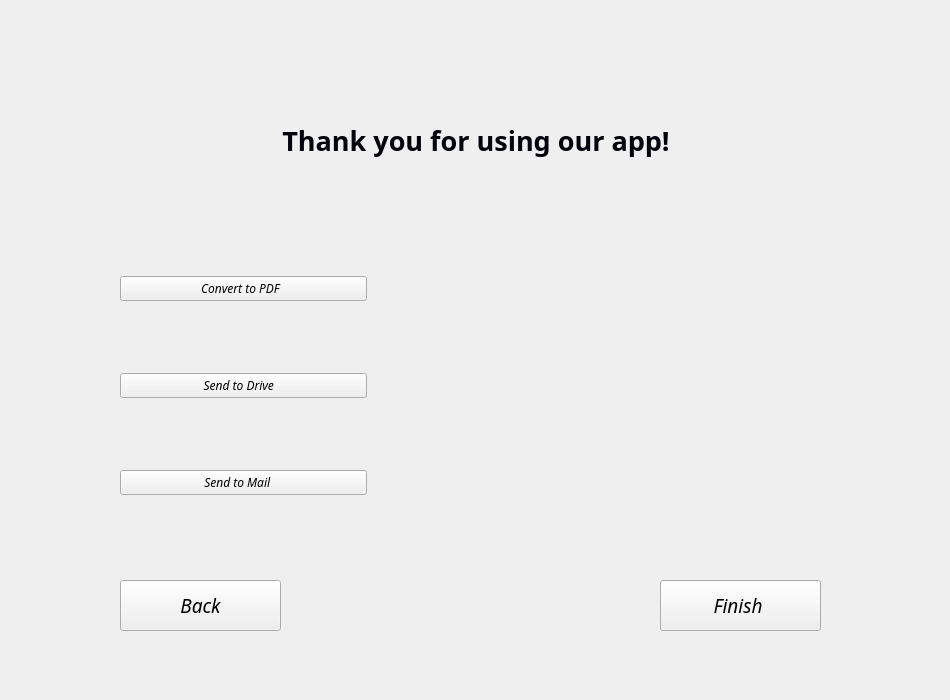
The window that Descan/forms/mainwindow.ui (ratspeaker/descan) describes before a commit, drawn with Qt 5.
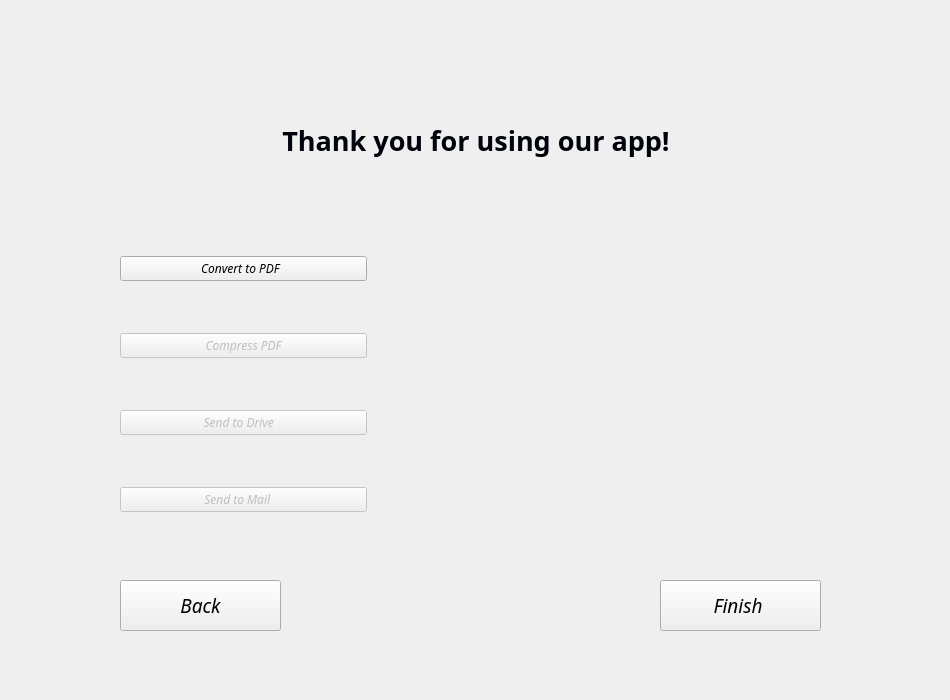
The same window after the commit. Icons and pictures are not drawn.

Commit message: feat: Compress PDF implemented

```diff
--- a/Descan/forms/mainwindow.ui
+++ b/Descan/forms/mainwindow.ui
@@ -974,8 +974,37 @@
         </property>
        </widget>
       </item>
+      <item>
+       <widget class="QPushButton" name="pbCompress">
+        <property name="enabled">
+         <bool>false</bool>
+        </property>
+        <property name="font">
+         <font>
+          <family>Ubuntu Condensed</family>
+          <italic>true</italic>
+         </font>
+        </property>
+        <property name="text">
+         <string>Compress PDF</string>
+        </property>
+        <property name="icon">
+         <iconset resource="../resources.qrc">
+          <normaloff>:/icons/icons/iconfinder_1-02_511559.png</normaloff>:/icons/icons/iconfinder_1-02_511559.png</iconset>
+        </property>
+        <property name="iconSize">
+         <size>
+          <width>40</width>
+          <height>40</height>
+         </size>
+        </property>
+       </widget>
+      </item>
       <item>
        <widget class="QPushButton" name="pbDrive">
+        <property name="enabled">
+         <bool>false</bool>
+        </property>
         <property name="font">
          <font>
           <family>Ubuntu Condensed</family>
@@ -999,6 +1028,9 @@
       </item>
       <item>
        <widget class="QPushButton" name="pbMail">
+        <property name="enabled">
+         <bool>false</bool>
+        </property>
         <property name="font">
          <font>
           <family>Ubuntu Condensed</family>
```
The commit also changes 5 other files.
